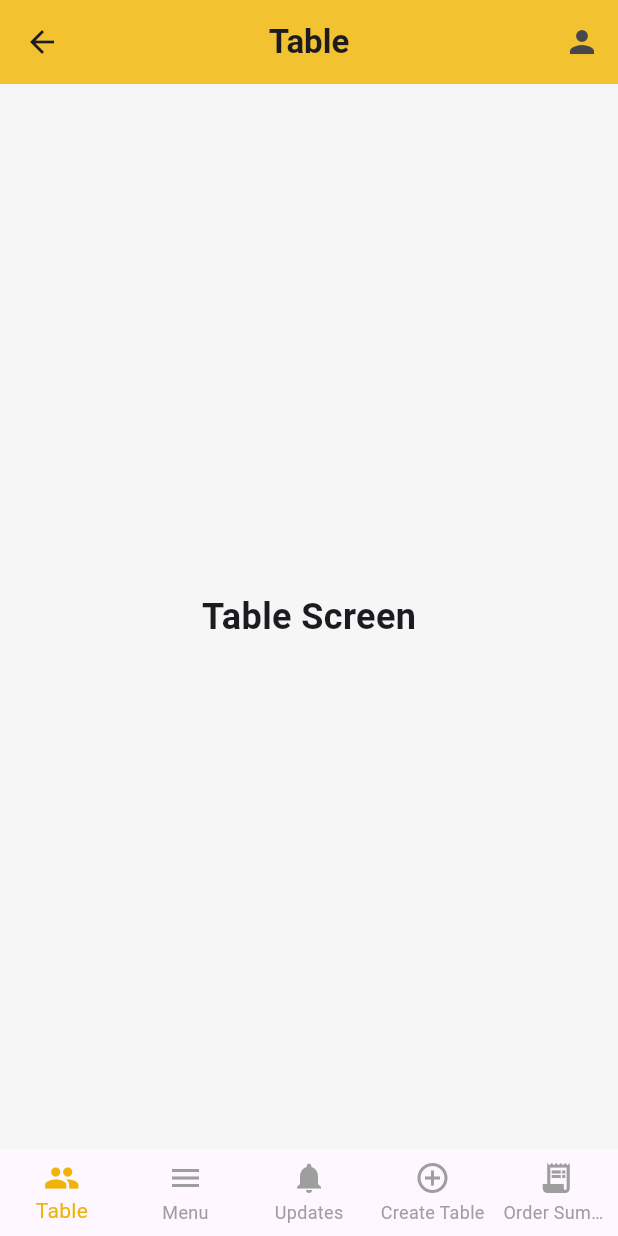
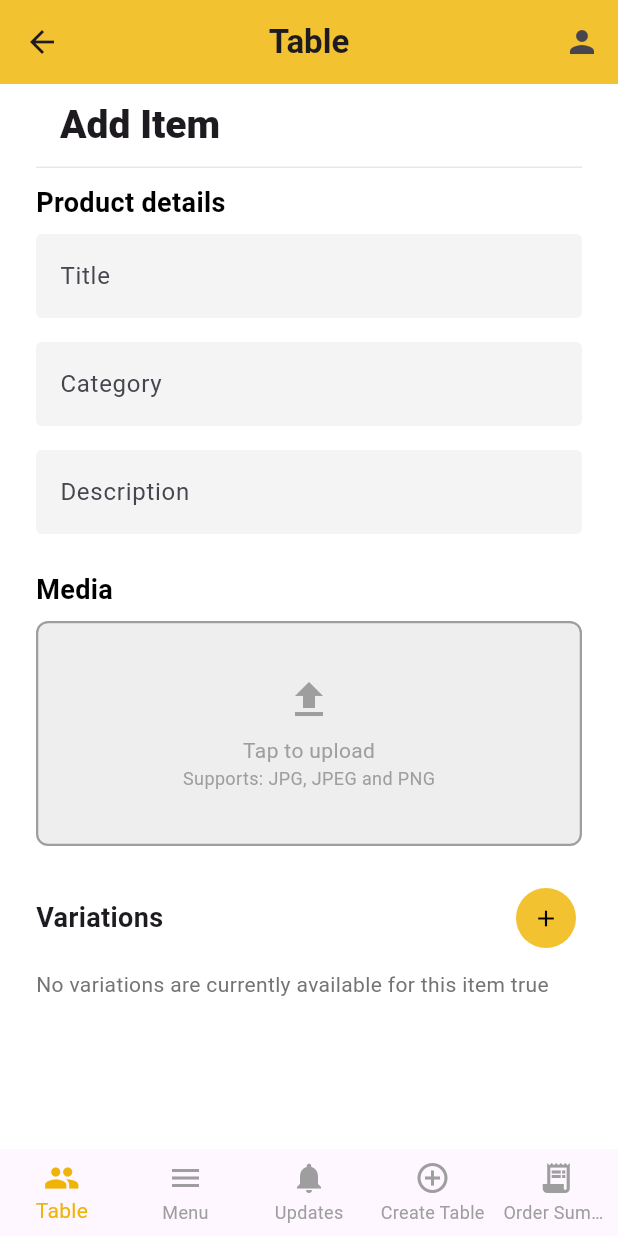
Before and after one commit to ahmedlabib02/Los-pollos, a Flutter app: the MainPage screen opened directly, on a phone screen of 412 x 824 dp. Run offline on Flutter 3.47's test engine with Material 3 defaults, Android fonts, the phone set to English and light mode, and no system bars; our stand-ins replace cloud_firestore, firebase_auth, firebase_core, firebase_messaging, flutter_dotenv, flutter_local_notifications and 1 more; missing offline and left inert: flutter_stripe; accounts and stored records are empty; Roboto replaces fonts that are missing (Mada).

Commit message:
textfield focus issues

```diff
--- a/lib/main.dart
+++ b/lib/main.dart
@@ -9,6 +9,8 @@ import 'package:los_pollos_hermanos/services/auth.dart';
 import 'package:provider/provider.dart';
 import 'package:los_pollos_hermanos/models/customUser.dart';
 import 'package:los_pollos_hermanos/shared/loadingScreen.dart';
+
+import 'package:google_fonts/google_fonts.dart';
 
 Future main() async {
   WidgetsFlutterBinding.ensureInitialized();
@@ -47,8 +49,10 @@ class MyApp extends StatelessWidget {
               title: 'Los Pollos Hermanos',
               theme: ThemeData(
                 primarySwatch: Colors.brown,
-                scaffoldBackgroundColor: Color.fromARGB(
-                    255, 246, 246, 246), // Set global background color
+                // scaffoldBackgroundColor: Color.fromARGB(
+                // 255, 246, 246, 246), // Set global background color
+                scaffoldBackgroundColor: Color.fromARGB(255, 255, 255, 255),
+                textTheme: GoogleFonts.madaTextTheme(), // default font for app
               ),
               home: const Wrapper(),
             ),
--- /dev/null
+++ b/lib/screens/Client/add_menu_item_screen.dart
@@ -0,0 +1,241 @@
+import 'package:flutter/material.dart';
+import 'package:los_pollos_hermanos/screens/Client/variations_screen.dart';
+
+class AddMenuItemScreen extends StatefulWidget {
+  @override
+  _AddMenuItemScreenState createState() => _AddMenuItemScreenState();
+}
+
+class _AddMenuItemScreenState extends State<AddMenuItemScreen> {
+  // Horizontal page padding
+  final double pad = 24.0;
+
+  // Text controllers
+  final TextEditingController _titleController = TextEditingController();
+  final TextEditingController _categoryController = TextEditingController();
+  final TextEditingController _descriptionController = TextEditingController();
+  final TextEditingController _basePriceController = TextEditingController();
+  final TextEditingController _discountController = TextEditingController();
+
+  final List<TextEditingController> _variantControllers =
+      []; // Controllers for input fields
+  final List<TextEditingController> _variantPriceControllers = [];
+  final List<FocusNode> _variantFocusNodes = []; // Focus nodes for input fields
+
+  @override
+  Widget build(BuildContext context) {
+    return Scaffold(
+      // backgroundColor: Colors.white, // Set the background color explicitly
+      appBar: PreferredSize(
+          preferredSize:
+              const Size.fromHeight(kToolbarHeight), // Add height for padding
+          child: Padding(
+            padding: EdgeInsets.symmetric(
+                horizontal: pad), // Padding for the app bar
+            child: AppBar(
+              title: const Text(
+                'Add Item',
+                style: TextStyle(
+                  fontWeight: FontWeight.w900, // Semibold font weight
+                  fontSize: 26.0,
+                ),
+              ),
+              backgroundColor: Colors.white,
+              elevation: 0,
+              iconTheme: const IconThemeData(color: Colors.black),
+              bottom: PreferredSize(
+                preferredSize: const Size.fromHeight(
+                    10.0), // Adjusted for padding and border height
+                child: Container(
+                  color:
+                      const Color.fromRGBO(217, 217, 217, 0.6), // Border color
+                  height: 1.0, // Border height
+                ),
+              ),
+            ),
+          )),
+
+      body: Padding(
+        padding: EdgeInsets.only(left: pad, right: pad, top: 10),
+        child: SingleChildScrollView(
+          child: Column(
+            crossAxisAlignment: CrossAxisAlignment.start,
+            children: [
+              const Text('Product details',
+                  style: TextStyle(
+                      fontSize: 18,
+                      fontWeight: FontWeight.bold,
+                      color: Colors.black)),
+              const SizedBox(height: 8),
+              GreyTextField(label: 'Title', controller: _titleController),
+              const SizedBox(height: 16),
+              GreyTextField(label: 'Category', controller: _categoryController),
+              const SizedBox(height: 16),
+              GreyTextField(
+                  label: 'Description', controller: _descriptionController),
+              const SizedBox(height: 24),
+              const Text('Media',
+                  style: TextStyle(
+                      fontSize: 18,
+                      fontWeight: FontWeight.bold,
+                      color: Colors.black)),
+              const SizedBox(height: 8),
+              Container(
+                height: 150,
+                decoration: BoxDecoration(
+                  color: Colors.grey[200],
+                  border: Border.all(
+                      color: Colors.grey, style: BorderStyle.solid, width: 1.5),
+                  borderRadius: BorderRadius.circular(8),
+                ),
+                child: const Center(
+                  child: Column(
+                    mainAxisAlignment: MainAxisAlignment.center,
+                    children: [
+                      Icon(Icons.upload, color: Colors.grey, size: 32),
+                      SizedBox(height: 8),
+                      Text('Tap to upload',
+                          style: TextStyle(color: Colors.grey)),
+                      Text('Supports: JPG, JPEG and PNG',
+                          style: TextStyle(color: Colors.grey, fontSize: 12)),
+                    ],
+                  ),
+                ),
+              ),
+              const SizedBox(height: 24),
+
+              // const Text('No variations are currently available for this item',
+              // style: TextStyle(color: Colors.grey)),
+              SizedBox(
+                height: 300, // Specify a height (adjust as needed)
+                child: VariationsScreen(
+                  header: "Variations",
+                  textLabel: "Variant",
+                  controllers: _variantControllers,
+                  focusNodes: _variantFocusNodes,
+                  priceControllers: _variantPriceControllers,
+                  includePrice: true,
+                ),
+              ),
+
+              const SizedBox(height: 24),
+              Row(
+                mainAxisAlignment: MainAxisAlignment.spaceBetween,
+                children: [
+                  const Text('Extras',
+                      style: TextStyle(
+                          fontSize: 18,
+                          fontWeight: FontWeight.bold,
+                          color: Colors.black)),
+                  FloatingActionButton(
+                    onPressed: () {},
+                    mini: true,
+                    backgroundColor: const Color(0xFFF2C230),
+                    child: const Icon(Icons.add, color: Colors.white),
+                  ),
+                ],
+              ),
+              const SizedBox(height: 8),
+              const Text('No extras are currently available for this item',
+                  style: TextStyle(color: Color.fromRGBO(116, 116, 116, 1))),
+              const SizedBox(height: 24),
+              const Text('Pricing',
+                  style: TextStyle(
+                      fontSize: 18,
+                      fontWeight: FontWeight.bold,
+                      color: Colors.black)),
+              const SizedBox(height: 8),
+              Row(
+                children: [
+                  Expanded(
+                      child: GreyTextField(
+                          label: 'Base Price',
+                          controller: _basePriceController)),
+                  const SizedBox(width: 16),
+                  Expanded(
+                      child: GreyTextField(
+                          label: 'Discount (%)',
+                          controller: _discountController)),
+                ],
+              ),
+              const SizedBox(height: 32),
+              Row(
+                children: [
+                  Expanded(
+                    child: ElevatedButton(
+                      onPressed: () {
+                        print(_variantControllers[0].text);
+                        print(_variantControllers[1].text);
+                        // print(_variantControllers[2].text);
+                      },
+                      style: ElevatedButton.styleFrom(
+                        backgroundColor: const Color(0xFFF2C230),
+                        shape: RoundedRectangleBorder(
+                          borderRadius: BorderRadius.circular(8),
+                        ),
+                      ),
+                      child: const Padding(
+                        padding: EdgeInsets.symmetric(vertical: 12.0),
+                        child: Text('Save changes',
+                            style: TextStyle(color: Colors.black)),
+                      ),
+                    ),
+                  ),
+                  const SizedBox(width: 16),
+                  Expanded(
+                    child: OutlinedButton(
+                      onPressed: () {},
+                      style: OutlinedButton.styleFrom(
+                        side: const BorderSide(color: Colors.grey),
+                        shape: RoundedRectangleBorder(
+                          borderRadius: BorderRadius.circular(8),
+                        ),
+                      ),
+                      child: const Padding(
+                        padding: EdgeInsets.symmetric(vertical: 12.0),
+                        child: Text('Discard',
+                            style: TextStyle(color: Colors.grey)),
+                      ),
+                    ),
+                  ),
+                  const SizedBox(height: 50)
+                ],
+              ),
+            ],
+          ),
+        ),
+      ),
+    );
+  }
+}
+
+Widget GreyTextField({
+  String? label,
+  required TextEditingController controller,
+  FocusNode? focusNode,
+  TextStyle? style,
+  Map<String, dynamic>? extraProps, // Capture extra props
+}) {
+  return TextField(
+    maxLines: null,
+    controller: controller,
+    focusNode: focusNode,
+    decoration: InputDecoration(
+      labelText: label,
+      floatingLabelBehavior: FloatingLabelBehavior.auto,
+      filled: true,
+      fillColor: const Color.fromRGBO(244, 244, 244, 1),
+      border: OutlineInputBorder(
+        borderRadius: BorderRadius.circular(4),
+        borderSide: BorderSide.none,
+      ),
+      focusedBorder: OutlineInputBorder(
+        borderRadius: BorderRadius.circular(4),
+        borderSide: BorderSide(
+          color: Colors.grey[400]!,
+        ),
+      ),
+    ),
+    style: style ?? const TextStyle(fontSize: 16),
+  );
+}
--- a/lib/screens/Client/main_page.dart
+++ b/lib/screens/Client/main_page.dart
@@ -1,4 +1,5 @@
 import 'package:flutter/material.dart';
+import 'package:los_pollos_hermanos/screens/Client/add_menu_item_screen.dart';
 import 'package:los_pollos_hermanos/screens/Client/order_history_screen.dart';
 import 'table_screen.dart'; // Your home screen
 import 'menu_screen.dart';
@@ -17,7 +18,7 @@ class _MainPageState extends State<MainPage> {
 
   // Screens for each tab
   final List<Widget> _screens = [
-    TableScreen(), // Table (Home)
+    AddMenuItemScreen(), // Table (Home)
     MenuScreen(),
     UpdatesScreen(),
     CreateTableScreen(), // Create Table screen added
--- /dev/null
+++ b/lib/screens/Client/variations_screen.dart
@@ -0,0 +1,212 @@
+import 'package:flutter/material.dart';
+import 'package:los_pollos_hermanos/screens/Client/add_menu_item_screen.dart';
+
+class VariationsScreen extends StatefulWidget {
+  final String header;
+  final String textLabel;
+  final List<TextEditingController> controllers;
+  final List<FocusNode> focusNodes;
+  final List<TextEditingController> priceControllers;
+
+  final bool? includePrice;
+
+  const VariationsScreen(
+      {super.key,
+      required this.header,
+      required this.textLabel,
+      required this.controllers,
+      required this.focusNodes,
+      required this.priceControllers,
+      this.includePrice});
+
+  @override
+  _VariationsScreenState createState() => _VariationsScreenState();
+}
+
+class _VariationsScreenState extends State<VariationsScreen> {
+  String _header = "";
+  String _textLabel = "";
+  List<TextEditingController> _controllers = [];
+  List<TextEditingController> _priceControllers = [];
+  List<FocusNode> _focusNodes = [];
+  bool _includePrice = false;
+
+  bool _canAdd = true; // Determines whether the "Add" button is enabled
+
+  @override
+  void initState() {
+    super.initState();
+    _header = widget.header;
+    _textLabel = widget.textLabel;
+    _controllers = widget.controllers;
+    _focusNodes = widget.focusNodes;
+    _priceControllers = widget.priceControllers;
+    _includePrice =
+        widget.includePrice ?? false; // Use the provided value or the default
+  }
+
+  void _addVariantField() {
+    setState(() {
+      FocusScope.of(context).unfocus();
+
+      final controller = TextEditingController();
+      final priceController = TextEditingController();
+      final focusNode = FocusNode();
+
+      controller.addListener(() {
+        // Enable "Add" button if the last input field is non-empty
+        setState(() {
+          _canAdd = _controllers.last.text.isNotEmpty &&
+              (_includePrice ? _priceControllers.last.text.isNotEmpty : true);
+        });
+      });
+
+      _controllers.add(controller);
+      _focusNodes.add(focusNode);
+
+      if (_includePrice) {
+        priceController.addListener(() {
+          // Enable "Add" button if the last input field is non-empty
+          setState(() {
+            _canAdd = _controllers.last.text.isNotEmpty &&
+                _priceControllers.last.text.isNotEmpty;
+          });
+        });
+        _priceControllers.add(priceController);
+      }
+
+      _canAdd = false; // Disable the "Add" button initially
+
+      // Use addPostFrameCallback to ensure UI is ready before focusing
+      WidgetsBinding.instance.addPostFrameCallback((_) {
+        FocusScope.of(context).requestFocus(focusNode);
+      });
+    });
+  }
+
+  void _removeVariantField(int index) {
+    setState(() {
+      if (_focusNodes[index].hasFocus) {
+        FocusScope.of(context).unfocus(); // Unfocus before removing
+      }
+
+      _controllers[index].dispose(); // Dispose of the controller
+      _focusNodes[index].dispose(); // Dispose of the focus node
+
+      _controllers.removeAt(index);
+      _focusNodes.removeAt(index);
+
+      if (_includePrice) {
+        _priceControllers[index].dispose(); // Dispose of the controller
+        _priceControllers.removeAt(index);
+      }
+
+      _canAdd = _controllers.isEmpty ||
+          (_controllers.last.text.isNotEmpty &&
+              (_includePrice ? _priceControllers.last.text.isNotEmpty : true));
+    });
+  }
+
+  @override
+  void dispose() {
+    // Dispose of all controllers and focus nodes when the screen is disposed
+    for (final controller in _controllers) {
+      controller.dispose();
+    }
+    for (final focusNode in _focusNodes) {
+      focusNode.dispose();
+    }
+
+    if (_includePrice) {
+      for (final priceController in _priceControllers) {
+        priceController.dispose();
+      }
+    }
+
+    super.dispose();
+  }
+
+  @override
+  Widget build(BuildContext context) {
+    return Column(
+      crossAxisAlignment: CrossAxisAlignment.start,
+      children: [
+        Row(
+          mainAxisAlignment: MainAxisAlignment.spaceBetween,
+          children: [
+            Text(
+              _header,
+              style: TextStyle(fontSize: 18, fontWeight: FontWeight.bold),
+            ),
+            ElevatedButton(
+              onPressed: _canAdd ? _addVariantField : null,
+              style: ElevatedButton.styleFrom(
+                backgroundColor: _canAdd ? Color(0xFFF2C230) : Colors.grey,
+                elevation: 0, // Removes shadow
+                shadowColor: Colors.transparent, // Ensures no shadow
+                shape: CircleBorder(), // Makes the button circular
+                minimumSize: Size(40.0, 40.0), // Adjust size as needed
+                padding: EdgeInsets.zero, // Remove padding for a clean circle
+              ),
+              child: Icon(Icons.add, color: Colors.black),
+            )
+          ],
+        ),
+        SizedBox(
+          height: 10,
+        ),
+        _controllers.isEmpty
+            ? Text(
+                'No variations are currently available for this item ${_includePrice}',
+                style: TextStyle(color: Color.fromRGBO(116, 116, 116, 1)),
+              )
+            : Expanded(
+                child: ListView.builder(
+                  itemCount: _controllers.length,
+                  itemBuilder: (context, index) {
+                    return SizedBox(
+                      height: 60,
+                      child: Padding(
+                        padding: EdgeInsets.symmetric(vertical: 5),
+                        child: Dismissible(
+                          key: ValueKey(_controllers[index]),
+                          direction: DismissDirection.endToStart,
+                          background: Container(
+                            alignment: Alignment.centerRight,
+                            color: Colors.red,
+                            padding: EdgeInsets.only(right: 16.0),
+                            child: Icon(Icons.delete, color: Colors.white),
+                          ),
+                          onDismissed: (direction) {
+                            _removeVariantField(index);
+                          },
+                          child: _includePrice
+                              ? Row(
+                                  children: [
+                                    Expanded(
+                                        child: GreyTextField(
+                                            controller: _controllers[index],
+                                            focusNode: _focusNodes[index],
+                                            label: 'Base Price')),
+                                    const SizedBox(width: 16),
+                                    Expanded(
+                                        child: GreyTextField(
+                                            label: 'Discount (%)',
+                                            controller:
+                                                _priceControllers[index])),
+                                  ],
+                                )
+                              : GreyTextField(
+                                  controller: _controllers[index],
+                                  focusNode: _focusNodes[index],
+                                  label: _textLabel),
+                        ),
+                      ),
+                    );
+                  },
+                ),
+              ),
+      ],
+    );
+  }
+}
--- a/lib/screens/wrapper.dart
+++ b/lib/screens/wrapper.dart
@@ -3,8 +3,10 @@
 import 'package:flutter/material.dart';
 // import 'package:los_pollos_hermanos/models/client_model.dart';
 import 'package:los_pollos_hermanos/models/customUser.dart';
+import 'package:los_pollos_hermanos/screens/Client/add_menu_item_screen.dart';
 import 'package:los_pollos_hermanos/screens/Client/choose_restaurant_screen.dart';
 import 'package:los_pollos_hermanos/screens/Client/main_page.dart';
+import 'package:los_pollos_hermanos/screens/Client/variations_screen.dart';
 import 'package:los_pollos_hermanos/screens/authenticate/authenticate.dart';
 import './Client/home.dart';
 import './Manager/home.dart';
@@ -21,7 +23,7 @@ class Wrapper extends StatelessWidget {
       return const Authenticate();
     } else {
       if (user.role == 'client') {
-        return ChooseRestaurantScreen();
+        return AddMenuItemScreen();
       } else {
         return const ManagerHome();
       }
--- a/pubspec.yaml
+++ b/pubspec.yaml
@@ -43,6 +43,8 @@ dependencies:
   flutter_stripe: ^11.3.0
   http: ^1.2.2
   flutter_dotenv: ^5.2.1
+  google_fonts: ^6.2.1
+
 
 dev_dependencies:
   flutter_test:
```
Also changed, not shown: pubspec.lock, 1 other file.
